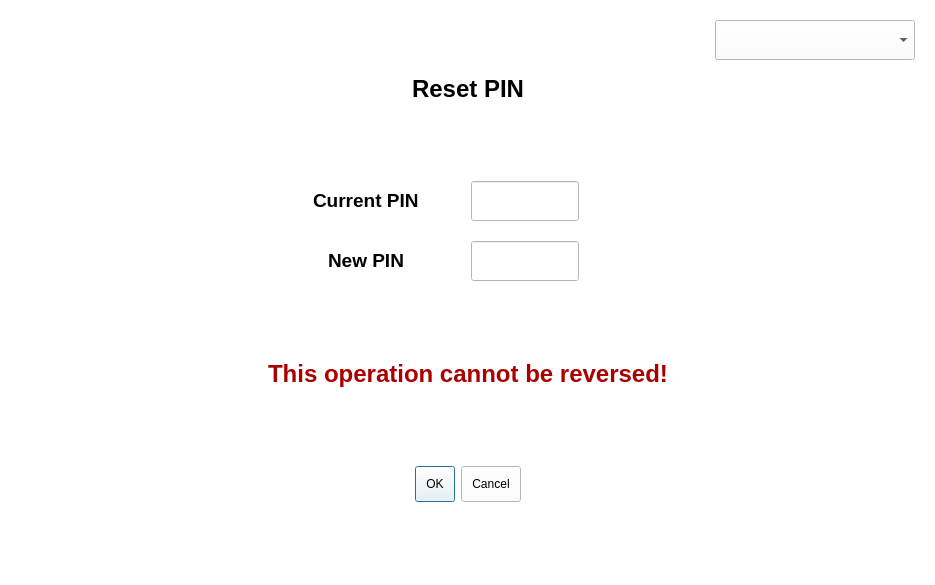
The window that resetpin.ui (arc-bphc/sims-gui) describes before a commit, drawn with Qt 5.
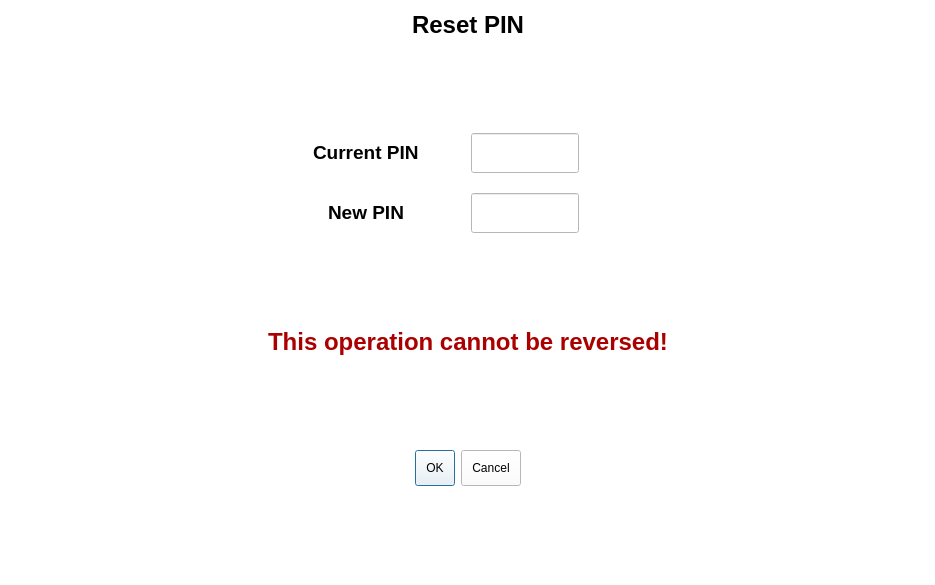
The same window after the commit. Icons and pictures are not drawn.

The edit to the form file:
```diff
--- a/resetpin.ui
+++ b/resetpin.ui
@@ -21,67 +21,7 @@
   <layout class="QGridLayout" name="gridLayout_3">
    <item row="0" column="0">
     <layout class="QGridLayout" name="gridLayout_2">
-     <item row="0" column="2" alignment="Qt::AlignRight|Qt::AlignTop">
-      <widget class="QFrame" name="frame">
-       <layout class="QHBoxLayout" name="horizontalLayout">
-        <item>
-         <widget class="QLabel" name="label_3">
-          <property name="minimumSize">
-           <size>
-            <width>0</width>
-            <height>40</height>
-           </size>
-          </property>
-          <property name="maximumSize">
-           <size>
-            <width>50</width>
-            <height>50</height>
-           </size>
-          </property>
-          <property name="text">
-           <string/>
-          </property>
-          <property name="pixmap">
-           <pixmap>index.png</pixmap>
-          </property>
-          <property name="scaledContents">
-           <bool>true</bool>
-          </property>
-         </widget>
-        </item>
-        <item>
-         <widget class="QComboBox" name="comboBox">
-          <property name="minimumSize">
-           <size>
-            <width>200</width>
-            <height>40</height>
-           </size>
-          </property>
-          <property name="maximumSize">
-           <size>
-            <width>300</width>
-            <height>16777215</height>
-           </size>
-          </property>
-         </widget>
-        </item>
-       </layout>
-      </widget>
-     </item>
-     <item row="8" column="1">
-      <spacer name="verticalSpacer_4">
-       <property name="orientation">
-        <enum>Qt::Vertical</enum>
-       </property>
-       <property name="sizeHint" stdset="0">
-        <size>
-         <width>20</width>
-         <height>40</height>
-        </size>
-       </property>
-      </spacer>
-     </item>
-     <item row="4" column="1">
+     <item row="3" column="1">
       <spacer name="verticalSpacer">
        <property name="orientation">
         <enum>Qt::Vertical</enum>
@@ -94,20 +34,33 @@
        </property>
       </spacer>
      </item>
-     <item row="5" column="1" alignment="Qt::AlignHCenter|Qt::AlignTop">
-      <widget class="QLabel" name="label_6">
-       <property name="sizePolicy">
-        <sizepolicy hsizetype="Preferred" vsizetype="Fixed">
-         <horstretch>0</horstretch>
-         <verstretch>0</verstretch>
-        </sizepolicy>
+     <item row="7" column="1">
+      <spacer name="verticalSpacer_4">
+       <property name="orientation">
+        <enum>Qt::Vertical</enum>
        </property>
-       <property name="text">
-        <string>&lt;html&gt;&lt;head/&gt;&lt;body&gt;&lt;p align=&quot;center&quot;&gt;&lt;span style=&quot; font-size:18pt; font-weight:600; color:#aa0000;&quot;&gt;This operation cannot be reversed!&lt;/span&gt;&lt;/p&gt;&lt;/body&gt;&lt;/html&gt;</string>
+       <property name="sizeHint" stdset="0">
+        <size>
+         <width>20</width>
+         <height>40</height>
+        </size>
        </property>
-      </widget>
+      </spacer>
      </item>
-     <item row="2" column="1">
+     <item row="5" column="1">
+      <spacer name="verticalSpacer_3">
+       <property name="orientation">
+        <enum>Qt::Vertical</enum>
+       </property>
+       <property name="sizeHint" stdset="0">
+        <size>
+         <width>20</width>
+         <height>40</height>
+        </size>
+       </property>
+      </spacer>
+     </item>
+     <item row="1" column="1">
       <spacer name="verticalSpacer_2">
        <property name="orientation">
         <enum>Qt::Vertical</enum>
@@ -120,7 +73,7 @@
        </property>
       </spacer>
      </item>
-     <item row="1" column="1" alignment="Qt::AlignHCenter|Qt::AlignTop">
+     <item row="0" column="1" alignment="Qt::AlignHCenter|Qt::AlignTop">
       <widget class="QLabel" name="label_5">
        <property name="sizePolicy">
         <sizepolicy hsizetype="Preferred" vsizetype="Fixed">
@@ -133,40 +86,27 @@
        </property>
       </widget>
      </item>
-     <item row="0" column="0" alignment="Qt::AlignLeft|Qt::AlignTop">
-      <widget class="QPushButton" name="backButton">
-       <property name="minimumSize">
-        <size>
-         <width>50</width>
-         <height>50</height>
-        </size>
+     <item row="4" column="1" alignment="Qt::AlignHCenter|Qt::AlignTop">
+      <widget class="QLabel" name="label_6">
+       <property name="sizePolicy">
+        <sizepolicy hsizetype="Preferred" vsizetype="Fixed">
+         <horstretch>0</horstretch>
+         <verstretch>0</verstretch>
+        </sizepolicy>
        </property>
        <property name="text">
-        <string/>
-       </property>
-       <property name="icon">
-        <iconset>
-         <normaloff>ChevronLeft-128.png</normaloff>ChevronLeft-128.png</iconset>
-       </property>
-       <property name="iconSize">
-        <size>
-         <width>32</width>
-         <height>32</height>
-        </size>
-       </property>
-       <property name="flat">
-        <bool>true</bool>
+        <string>&lt;html&gt;&lt;head/&gt;&lt;body&gt;&lt;p align=&quot;center&quot;&gt;&lt;span style=&quot; font-size:18pt; font-weight:600; color:#aa0000;&quot;&gt;This operation cannot be reversed!&lt;/span&gt;&lt;/p&gt;&lt;/body&gt;&lt;/html&gt;</string>
        </property>
       </widget>
      </item>
-     <item row="7" column="1" alignment="Qt::AlignHCenter|Qt::AlignTop">
+     <item row="6" column="1" alignment="Qt::AlignHCenter|Qt::AlignTop">
       <widget class="QDialogButtonBox" name="buttonBox">
        <property name="standardButtons">
         <set>QDialogButtonBox::Cancel|QDialogButtonBox::Ok</set>
        </property>
       </widget>
      </item>
-     <item row="3" column="1">
+     <item row="2" column="1">
       <layout class="QGridLayout" name="gridLayout">
        <property name="verticalSpacing">
         <number>20</number>
@@ -234,40 +174,28 @@
        </item>
       </layout>
      </item>
-     <item row="0" column="1" alignment="Qt::AlignHCenter|Qt::AlignTop">
-      <widget class="QLabel" name="label_4">
-       <property name="minimumSize">
-        <size>
-         <width>0</width>
-         <height>0</height>
-        </size>
+     <item row="0" column="2">
+      <spacer name="horizontalSpacer_2">
+       <property name="orientation">
+        <enum>Qt::Horizontal</enum>
        </property>
-       <property name="maximumSize">
+       <property name="sizeHint" stdset="0">
         <size>
-         <width>175</width>
-         <height>150</height>
+         <width>40</width>
+         <height>20</height>
         </size>
        </property>
-       <property name="text">
-        <string/>
-       </property>
-       <property name="pixmap">
-        <pixmap>13015184_719298964879056_6631447530178360880_n.png</pixmap>
-       </property>
-       <property name="scaledContents">
-        <bool>true</bool>
-       </property>
-      </widget>
+      </spacer>
      </item>
-     <item row="6" column="1">
-      <spacer name="verticalSpacer_3">
+     <item row="0" column="0">
+      <spacer name="horizontalSpacer">
        <property name="orientation">
-        <enum>Qt::Vertical</enum>
+        <enum>Qt::Horizontal</enum>
        </property>
        <property name="sizeHint" stdset="0">
         <size>
-         <width>20</width>
-         <height>40</height>
+         <width>40</width>
+         <height>20</height>
         </size>
        </property>
       </spacer>
```
